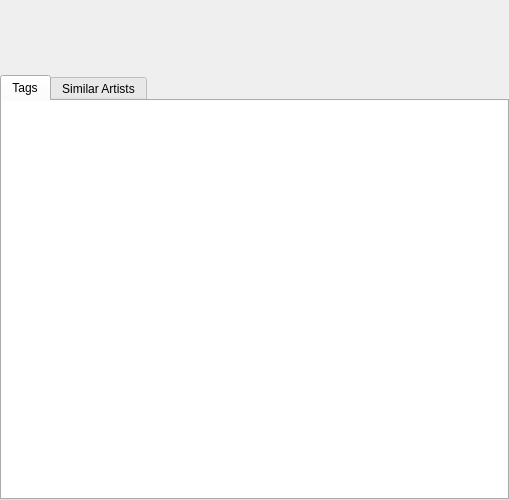
dougma/lastfm-desktop, file app/client/radio/NowPlayingTuner.ui: the form before one commit.
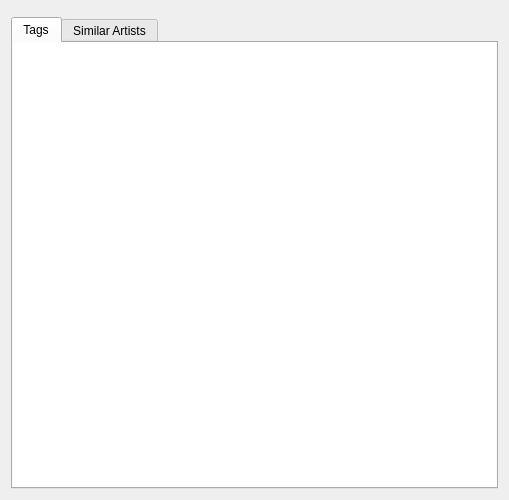
The form after the commit. Custom widgets are drawn as their Qt base class.

Commit message: Add mini now playing view in now playing tuning tab

```diff
--- a/app/client/radio/NowPlayingTuner.ui
+++ b/app/client/radio/NowPlayingTuner.ui
@@ -18,117 +18,9 @@
   <property name="windowTitle" >
    <string>Form</string>
   </property>
-  <layout class="QVBoxLayout" name="verticalLayout_2" >
-   <property name="margin" >
-    <number>0</number>
-   </property>
+  <layout class="QVBoxLayout" name="verticalLayout" >
    <item>
-    <layout class="QHBoxLayout" name="horizontalLayout" >
-     <item>
-      <widget class="QLabel" name="albumArt" >
-       <property name="sizePolicy" >
-        <sizepolicy vsizetype="Minimum" hsizetype="Minimum" >
-         <horstretch>0</horstretch>
-         <verstretch>0</verstretch>
-        </sizepolicy>
-       </property>
-       <property name="minimumSize" >
-        <size>
-         <width>50</width>
-         <height>50</height>
-        </size>
-       </property>
-       <property name="maximumSize" >
-        <size>
-         <width>50</width>
-         <height>50</height>
-        </size>
-       </property>
-       <property name="text" >
-        <string/>
-       </property>
-       <property name="alignment" >
-        <set>Qt::AlignCenter</set>
-       </property>
-       <property name="indent" >
-        <number>0</number>
-       </property>
-      </widget>
-     </item>
-     <item>
-      <layout class="QVBoxLayout" name="verticalLayout" >
-       <property name="spacing" >
-        <number>0</number>
-       </property>
-       <property name="sizeConstraint" >
-        <enum>QLayout::SetMaximumSize</enum>
-       </property>
-       <property name="topMargin" >
-        <number>12</number>
-       </property>
-       <property name="rightMargin" >
-        <number>0</number>
-       </property>
-       <property name="bottomMargin" >
-        <number>12</number>
-       </property>
-       <item>
-        <widget class="QLabel" name="artist" >
-         <property name="sizePolicy" >
-          <sizepolicy vsizetype="Maximum" hsizetype="Minimum" >
-           <horstretch>0</horstretch>
-           <verstretch>0</verstretch>
-          </sizepolicy>
-         </property>
-         <property name="font" >
-          <font>
-           <pointsize>10</pointsize>
-          </font>
-         </property>
-         <property name="text" >
-          <string/>
-         </property>
-        </widget>
-       </item>
-       <item>
-        <widget class="QLabel" name="track" >
-         <property name="sizePolicy" >
-          <sizepolicy vsizetype="Maximum" hsizetype="Minimum" >
-           <horstretch>0</horstretch>
-           <verstretch>0</verstretch>
-          </sizepolicy>
-         </property>
-         <property name="font" >
-          <font>
-           <pointsize>10</pointsize>
-          </font>
-         </property>
-         <property name="text" >
-          <string/>
-         </property>
-        </widget>
-       </item>
-       <item>
-        <widget class="QLabel" name="album" >
-         <property name="sizePolicy" >
-          <sizepolicy vsizetype="Maximum" hsizetype="Minimum" >
-           <horstretch>0</horstretch>
-           <verstretch>0</verstretch>
-          </sizepolicy>
-         </property>
-         <property name="font" >
-          <font>
-           <pointsize>10</pointsize>
-          </font>
-         </property>
-         <property name="text" >
-          <string/>
-         </property>
-        </widget>
-       </item>
-      </layout>
-     </item>
-    </layout>
+    <widget class="MiniNowPlayingView" native="1" name="miniNowPlaying" />
    </item>
    <item>
     <widget class="QTabWidget" name="tabWidget" >
@@ -256,6 +148,14 @@
    </item>
   </layout>
  </widget>
+ <customwidgets>
+  <customwidget>
+   <class>MiniNowPlayingView</class>
+   <extends>QWidget</extends>
+   <header>radio/MiniNowPlayingView.h</header>
+   <container>1</container>
+  </customwidget>
+ </customwidgets>
  <resources/>
  <connections/>
 </ui>
```
The commit also changes 5 other files.
